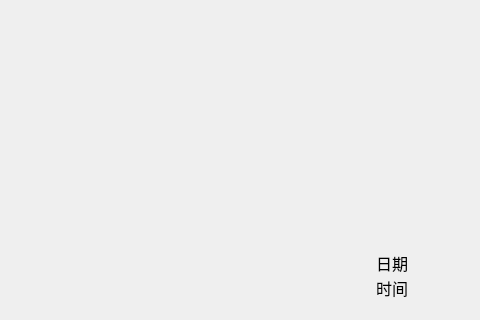
lmmiku/faceRecognitionOnQtCreator, file widget.ui: the form before one commit; both pictures show x 320 to 800 and y 280 to 600 of the 800 by 600 pixel window.
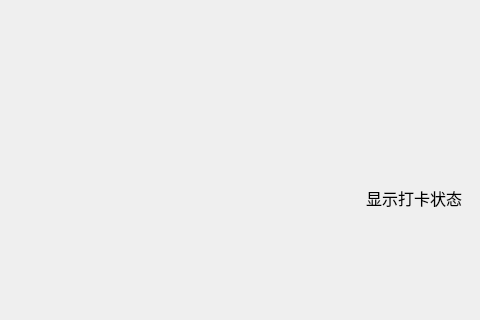
The form after the commit.

```diff
--- a/widget.ui
+++ b/widget.ui
@@ -229,7 +229,7 @@
            </font>
           </property>
           <property name="text">
-           <string>日期</string>
+           <string/>
           </property>
          </widget>
          <widget class="QLabel" name="time">
@@ -247,7 +247,25 @@
            </font>
           </property>
           <property name="text">
-           <string>时间</string>
+           <string/>
+          </property>
+         </widget>
+         <widget class="QLabel" name="state">
+          <property name="geometry">
+           <rect>
+            <x>0</x>
+            <y>410</y>
+            <width>101</width>
+            <height>51</height>
+           </rect>
+          </property>
+          <property name="font">
+           <font>
+            <pointsize>12</pointsize>
+           </font>
+          </property>
+          <property name="text">
+           <string>显示打卡状态</string>
           </property>
          </widget>
         </widget>
```
